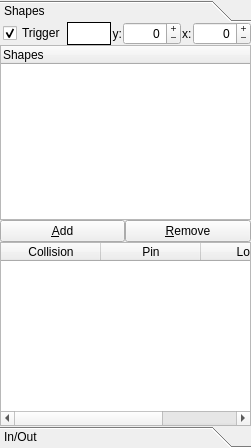
wonkoderverstaendige/Spotter, file lib/ui/tab_regionsUi.ui: the form before one commit.
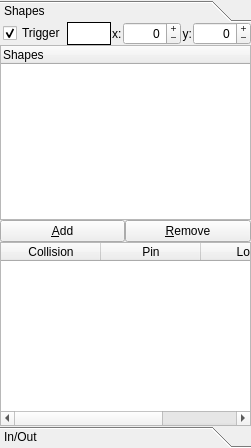
The form after the commit.

Commit message: M: Correct x-y label order for regions.

What changed in the file:
```diff
--- a/lib/ui/tab_regionsUi.ui
+++ b/lib/ui/tab_regionsUi.ui
@@ -48,7 +48,7 @@
           <x>0</x>
           <y>0</y>
           <width>249</width>
-          <height>404</height>
+          <height>396</height>
          </rect>
         </property>
         <attribute name="label">
@@ -187,7 +187,7 @@
               <number>1</number>
              </property>
              <item row="0" column="5">
-              <widget class="QSpinBox" name="spin_shape_x">
+              <widget class="QSpinBox" name="spin_shape_y">
                <property name="alignment">
                 <set>Qt::AlignRight|Qt::AlignTrailing|Qt::AlignVCenter</set>
                </property>
@@ -205,29 +205,6 @@
                </property>
               </widget>
              </item>
-             <item row="0" column="2">
-              <widget class="QLabel" name="lbl_y">
-               <property name="text">
-                <string>y:</string>
-               </property>
-               <property name="alignment">
-                <set>Qt::AlignRight|Qt::AlignTrailing|Qt::AlignVCenter</set>
-               </property>
-               <property name="margin">
-                <number>2</number>
-               </property>
-              </widget>
-             </item>
-             <item row="0" column="4">
-              <widget class="QLabel" name="lbl_x">
-               <property name="text">
-                <string>x:</string>
-               </property>
-               <property name="margin">
-                <number>2</number>
-               </property>
-              </widget>
-             </item>
              <item row="0" column="0">
               <widget class="QCheckBox" name="ckb_trigger">
                <property name="text">
@@ -238,6 +215,19 @@
                </property>
               </widget>
              </item>
+             <item row="0" column="4">
+              <widget class="QLabel" name="lbl_y">
+               <property name="text">
+                <string>y:</string>
+               </property>
+               <property name="alignment">
+                <set>Qt::AlignRight|Qt::AlignTrailing|Qt::AlignVCenter</set>
+               </property>
+               <property name="margin">
+                <number>2</number>
+               </property>
+              </widget>
+             </item>
              <item row="0" column="1">
               <widget class="QLabel" name="lbl_color">
                <property name="sizePolicy">
@@ -266,8 +256,18 @@
                </property>
               </widget>
              </item>
+             <item row="0" column="2">
+              <widget class="QLabel" name="lbl_x">
+               <property name="text">
+                <string>x:</string>
+               </property>
+               <property name="margin">
+                <number>2</number>
+               </property>
+              </widget>
+             </item>
              <item row="0" column="3">
-              <widget class="QSpinBox" name="spin_shape_y">
+              <widget class="QSpinBox" name="spin_shape_x">
                <property name="alignment">
                 <set>Qt::AlignRight|Qt::AlignTrailing|Qt::AlignVCenter</set>
                </property>
```
Left out of the diff: 4 changed lines with no effect on the pictures. The commit also changes 1 other file.
